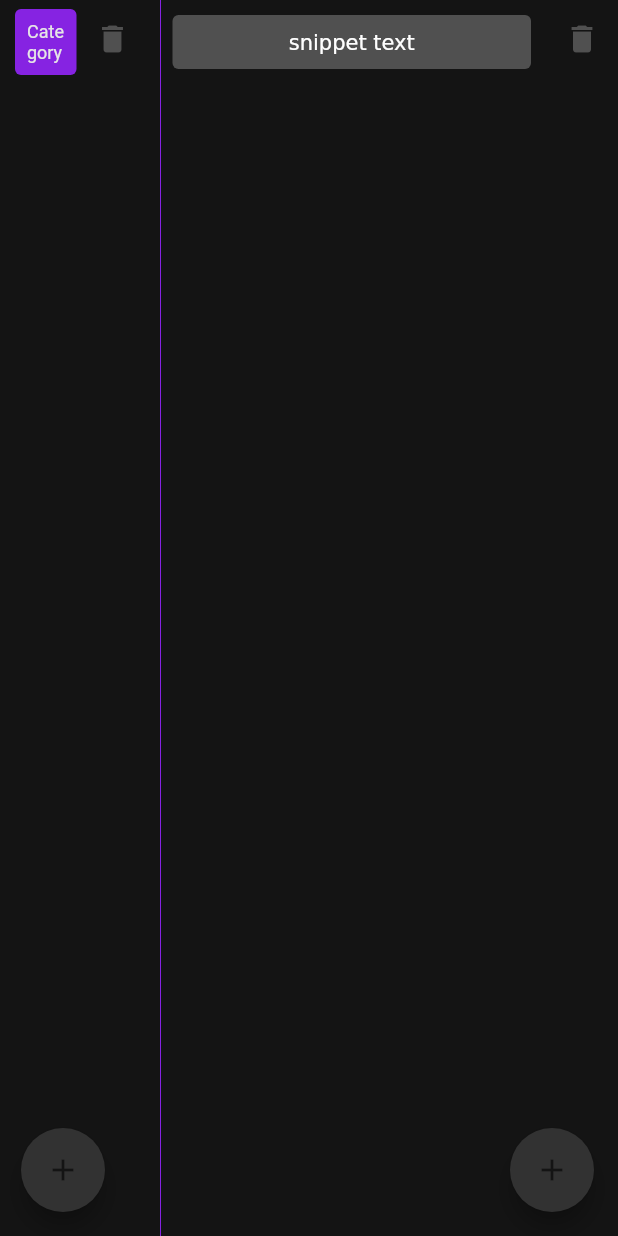
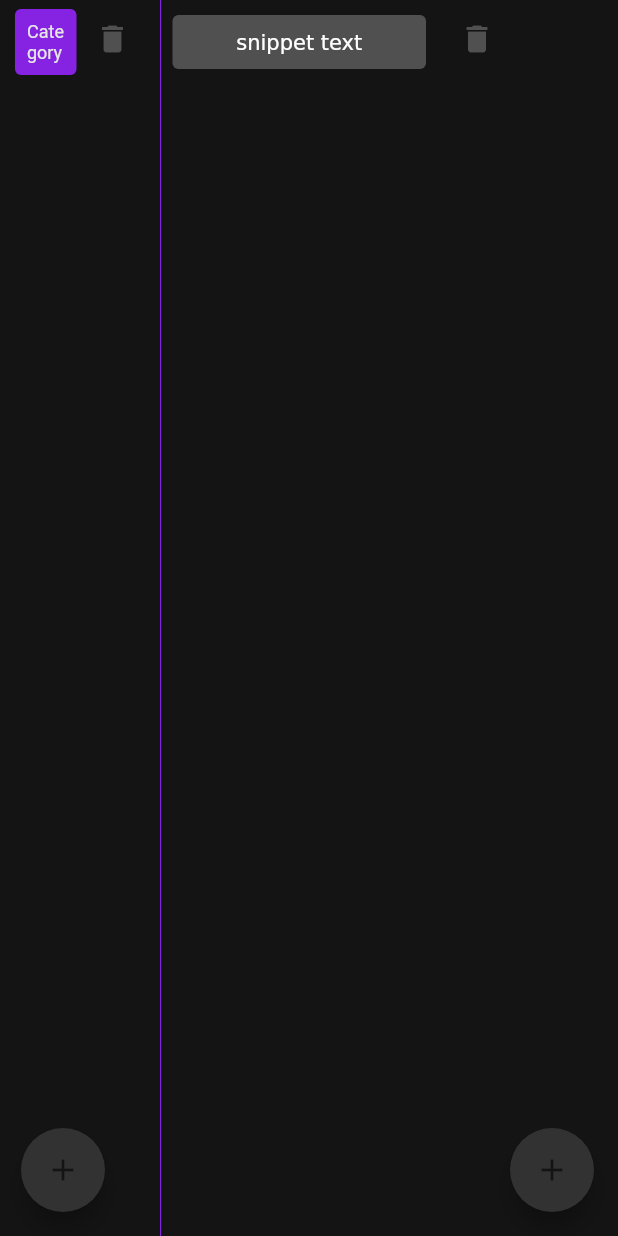
Before and after one commit to SquirrelAnn/Clipboard, a Flutter app: the screen it shows after launch, on a phone screen of 412 x 824 dp. Run offline on Flutter 3.47's test engine with Material 2 defaults, Android fonts, the phone set to English and light mode, and no system bars; missing offline and left inert: bitsdojo_window.

Commit message:
add space for floating action button to add snippet

```diff
--- a/lib/pages/categories_overview.dart
+++ b/lib/pages/categories_overview.dart
@@ -143,6 +143,9 @@ class _CategoriesOverviewState extends State<CategoriesOverview> {
                     },
                     icon: const Icon(Icons.delete),
                   ),
+                  Container(
+                    width: 70,
+                  ),
                 ]),
               ]);
             } else {
```
